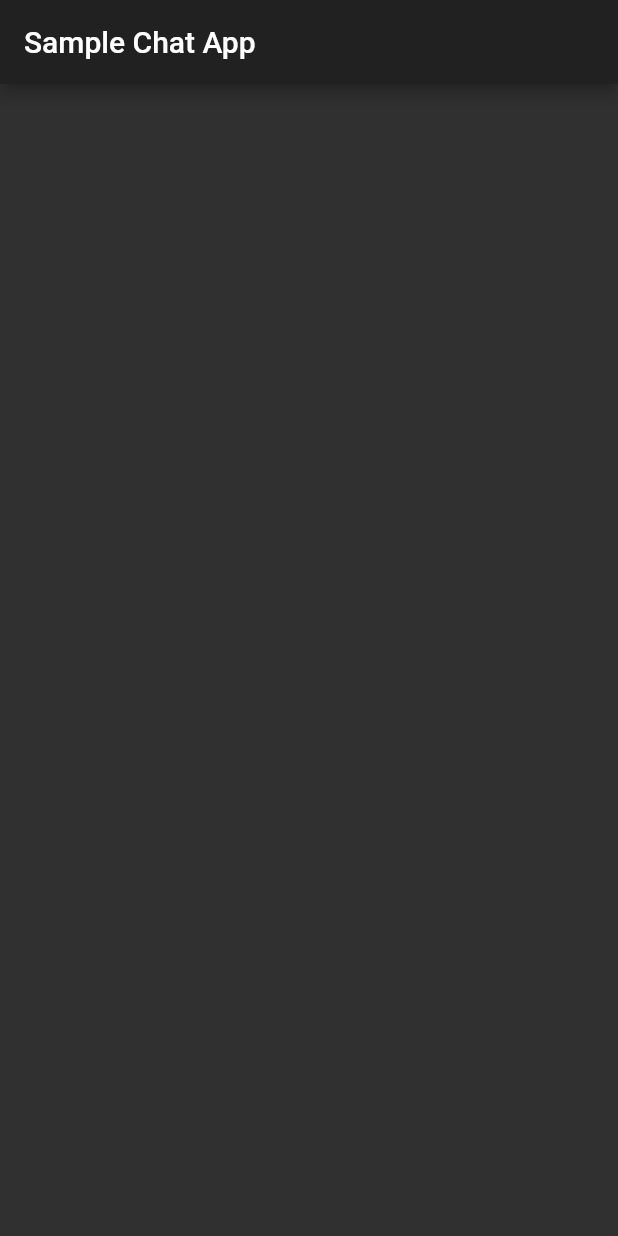
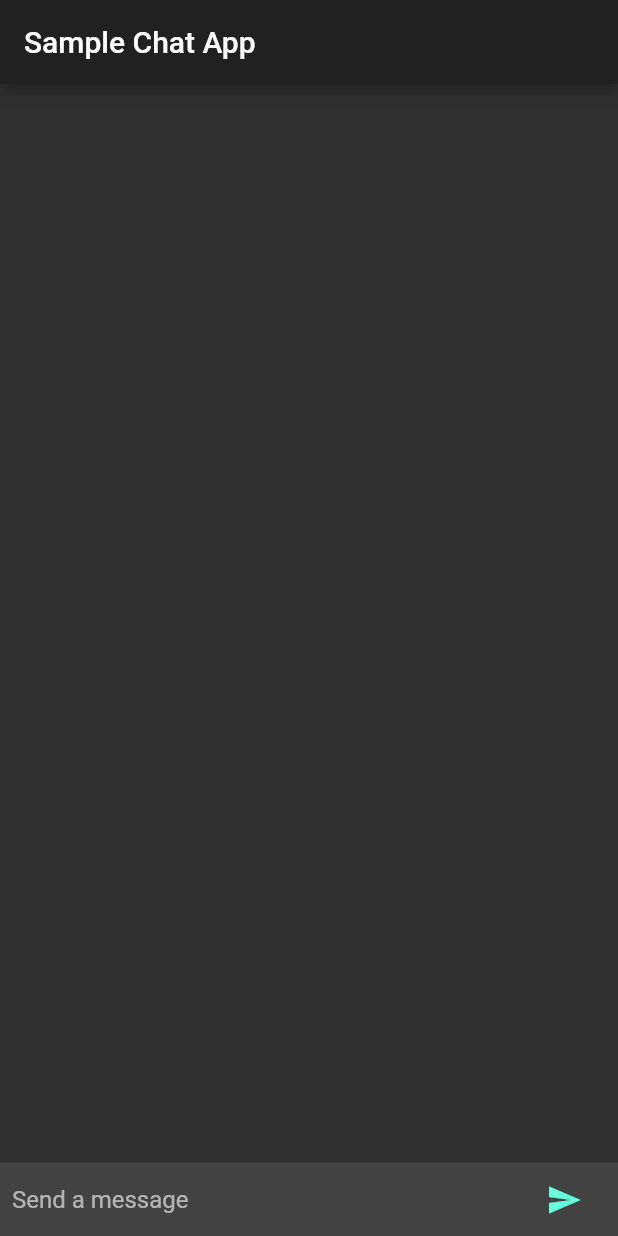
Before and after one commit to milanvadher/fluuter_chat_app, a Flutter app: the screen it shows after launch, on a phone screen of 412 x 824 dp. Run offline on Flutter 3.47's test engine with Material 2 defaults, Android fonts, the phone set to English and light mode, and no system bars.

Commit message:
send messege UI with showing msg with username and profile

```diff
--- a/lib/main.dart
+++ b/lib/main.dart
@@ -1,6 +1,8 @@
 import 'package:flutter/material.dart';
 
 void main() => runApp(new SampleChatApp());
+
+const String _name = "Milan Vadher";
 
 class SampleChatApp extends StatelessWidget {
   @override
@@ -13,13 +15,104 @@ class SampleChatApp extends StatelessWidget {
   }
 }
 
-class ChatScreen extends StatelessWidget {
+class ChatScreen extends StatefulWidget {
+  State createState() => new ChatScreenState();
+}
+
+class ChatScreenState extends State<ChatScreen> {
+  final List<ChatMessage> _messages = <ChatMessage>[];
+  final TextEditingController _textController = new TextEditingController();
+
+  Widget _buildTextComposer() {
+    return new IconTheme(
+      data: new IconThemeData(color: Theme.of(context).accentColor),
+      child: new Container(
+        margin: const EdgeInsets.symmetric(horizontal: 8.0),
+        child: new Row(
+          children: <Widget>[
+            new Flexible(
+              child: new TextField(
+                controller: _textController,
+                onSubmitted: _handleSubmitted,
+                decoration:
+                    new InputDecoration.collapsed(hintText: "Send a message"),
+              ),
+            ),
+            new Container(
+              margin: new EdgeInsets.symmetric(horizontal: 4.0),
+              child: new IconButton(
+                  icon: new Icon(Icons.send),
+                  onPressed: () => _handleSubmitted(_textController.text)),
+            ),
+          ],
+        ),
+      ),
+    );
+  }
+
+  void _handleSubmitted(String text) {
+    _textController.clear();
+    ChatMessage message = new ChatMessage(
+      text: text,
+    );
+    setState(() {
+      _messages.insert(0, message);
+    });
+  }
+
   @override
   Widget build(BuildContext context) {
     return new Scaffold(
       appBar: AppBar(
         title: Text('Sample Chat App'),
       ),
+      body: new Column(
+        children: <Widget>[
+          new Flexible(
+            child: new ListView.builder(
+              padding: new EdgeInsets.all(8.0),
+              reverse: true,
+              itemBuilder: (_, int index) => _messages[index],
+              itemCount: _messages.length,
+            ),
+          ),
+          new Divider(height: 1.0),
+          new Container(
+            decoration: new BoxDecoration(color: Theme.of(context).cardColor),
+            child: _buildTextComposer(),
+          ),
+        ],
+      ),
     );
   }
 }
+
+class ChatMessage extends StatelessWidget {
+  ChatMessage({this.text});
+  final String text;
+  @override
+  Widget build(BuildContext context) {
+    return new Container(
+      margin: const EdgeInsets.symmetric(vertical: 10.0),
+      child: new Row(
+        crossAxisAlignment: CrossAxisAlignment.start,
+        children: <Widget>[
+          new Container(
+            margin: const EdgeInsets.only(right: 16.0),
+            child: new CircleAvatar(child: new Text(_name[0])),
+          ),
+          new Column(
+            crossAxisAlignment: CrossAxisAlignment.start,
+            children: <Widget>[
+              new Text(_name, style: Theme.of(context).textTheme.subhead),
+              new Container(
+                margin: const EdgeInsets.only(top: 5.0),
+                child: new Text(text),
+              ),
+            ],
+          ),
+        ],
+      ),
+    );
+  }
+}
```
